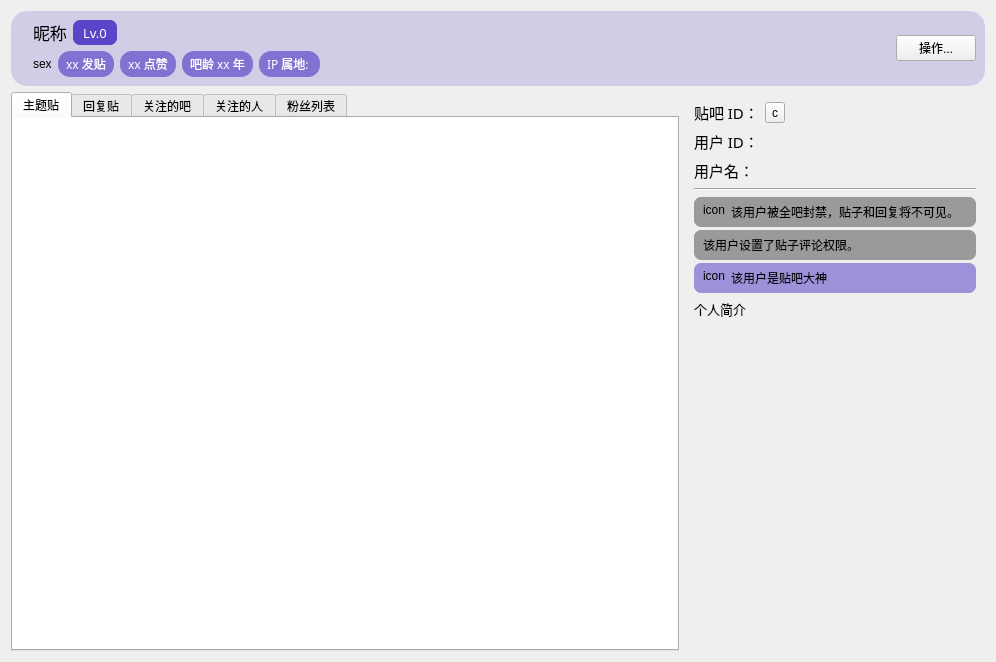
clb-128258/TiebaDesktop, file src/resf/user_home_page.ui: the form before one commit.
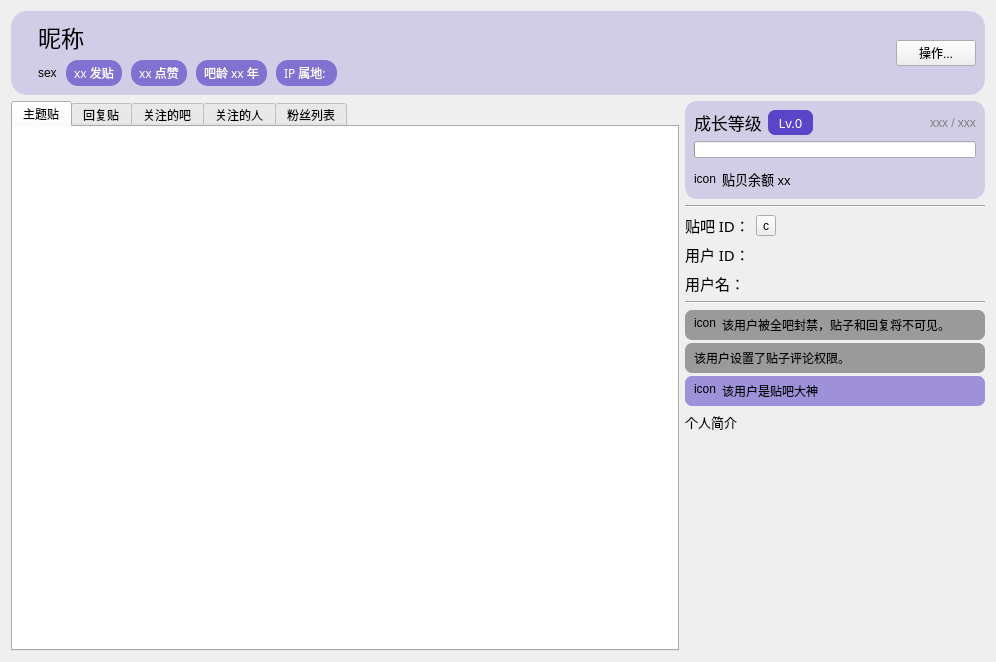
The form after the commit.

Commit message: feat: 个人主页新增成长等级卡片

What changed in the file:
```diff
--- a/src/resf/user_home_page.ui
+++ b/src/resf/user_home_page.ui
@@ -39,49 +39,33 @@
      <property name="frameShadow">
       <enum>QFrame::Raised</enum>
      </property>
+     <layout class="QGridLayout" name="gridLayout_9">
+      <item row="0" column="0">
      <layout class="QGridLayout" name="gridLayout_10">
-      <property name="leftMargin">
-       <number>9</number>
-      </property>
-      <property name="topMargin">
-       <number>9</number>
-      </property>
-      <property name="rightMargin">
-       <number>9</number>
-      </property>
-      <property name="bottomMargin">
-       <number>9</number>
-      </property>
       <property name="horizontalSpacing">
-       <number>9</number>
-      </property>
-      <item row="0" column="0">
-       <widget class="QFrame" name="frame_6">
-        <layout class="QGridLayout" name="gridLayout_9">
-         <property name="leftMargin">
-          <number>0</number>
-         </property>
-         <property name="topMargin">
-          <number>0</number>
-         </property>
-         <property name="rightMargin">
-          <number>0</number>
-         </property>
-         <property name="bottomMargin">
-          <number>0</number>
-         </property>
-         <item row="0" column="0" rowspan="3">
-          <widget class="QLabel" name="label">
+         <number>11</number>
+        </property>
+        <item row="0" column="1">
+         <widget class="QLabel" name="label_2">
+          <property name="font">
+           <font>
+            <family>微软雅黑</family>
+            <pointsize>17</pointsize>
+            <italic>false</italic>
+            <bold>false</bold>
+            <stylestrategy>PreferAntialias</stylestrategy>
+           </font>
+          </property>
            <property name="text">
-            <string/>
-           </property>
-           <property name="alignment">
-            <set>Qt::AlignCenter</set>
+           <string>昵称</string>
            </property>
           </widget>
          </item>
-         <item row="2" column="1">
+        <item row="1" column="1">
           <layout class="QHBoxLayout" name="horizontalLayout_4">
+          <property name="spacing">
+           <number>9</number>
+          </property>
            <item>
             <widget class="QLabel" name="label_13">
              <property name="text">
@@ -204,76 +188,19 @@
            </item>
           </layout>
          </item>
-         <item row="0" column="1" rowspan="2">
-          <layout class="QHBoxLayout" name="horizontalLayout">
-           <item>
-            <widget class="QLabel" name="label_2">
-             <property name="font">
-              <font>
-               <family>微软雅黑</family>
-               <pointsize>13</pointsize>
-              </font>
-             </property>
+        <item row="0" column="0" rowspan="2">
+         <widget class="QLabel" name="label">
              <property name="text">
-              <string>昵称</string>
-             </property>
-            </widget>
-           </item>
-           <item>
-            <widget class="QLabel" name="label_9">
-             <property name="minimumSize">
-              <size>
-               <width>44</width>
-               <height>20</height>
-              </size>
-             </property>
-             <property name="maximumSize">
-              <size>
-               <width>16777215</width>
-               <height>25</height>
-              </size>
-             </property>
-             <property name="font">
-              <font>
-               <family>微软雅黑</family>
-               <pointsize>10</pointsize>
-              </font>
-             </property>
-             <property name="toolTip">
-              <string>&lt;html&gt;&lt;head/&gt;&lt;body&gt;&lt;p&gt;贴吧成长等级&lt;/p&gt;&lt;/body&gt;&lt;/html&gt;</string>
-             </property>
-             <property name="styleSheet">
-              <string notr="true">QLabel{
-	background-color: rgb(91, 68, 200);
-	color: rgb(255, 255, 255);
-	border-radius: 7px;
-}
-</string>
-             </property>
-             <property name="text">
-              <string>Lv.0</string>
+           <string/>
              </property>
              <property name="alignment">
               <set>Qt::AlignCenter</set>
              </property>
             </widget>
            </item>
-           <item>
-            <spacer name="horizontalSpacer_2">
-             <property name="orientation">
-              <enum>Qt::Horizontal</enum>
-             </property>
-             <property name="sizeHint" stdset="0">
-              <size>
-               <width>40</width>
-               <height>20</height>
-              </size>
-             </property>
-            </spacer>
-           </item>
-          </layout>
-         </item>
-         <item row="0" column="2" rowspan="3">
+       </layout>
+      </item>
+      <item row="0" column="1">
           <widget class="QPushButton" name="pushButton">
            <property name="font">
             <font>
@@ -288,9 +215,6 @@
         </layout>
        </widget>
       </item>
-     </layout>
-    </widget>
-   </item>
    <item row="1" column="0">
     <widget class="QTabWidget" name="tabWidget">
      <property name="font">
@@ -775,65 +699,65 @@
         <x>0</x>
         <y>0</y>
         <width>300</width>
-        <height>564</height>
+        <height>556</height>
        </rect>
       </property>
-      <layout class="QGridLayout" name="gridLayout" rowstretch="0,0,0,0,0,0,0,0,0">
-       <item row="5" column="0">
+      <layout class="QGridLayout" name="gridLayout" rowstretch="0,0,0,0,0,0,0,0,0,0,0,0,0">
+       <property name="leftMargin">
+        <number>0</number>
+       </property>
+       <property name="topMargin">
+        <number>0</number>
+       </property>
+       <property name="rightMargin">
+        <number>0</number>
+       </property>
+       <property name="bottomMargin">
+        <number>0</number>
+       </property>
+       <item row="9" column="0">
         <widget class="Line" name="line">
          <property name="orientation">
           <enum>Qt::Horizontal</enum>
          </property>
         </widget>
        </item>
+       <item row="12" column="0">
+        <spacer name="verticalSpacer">
+         <property name="orientation">
+          <enum>Qt::Vertical</enum>
+         </property>
+         <property name="sizeHint" stdset="0">
+          <size>
+           <width>0</width>
+           <height>0</height>
+          </size>
+         </property>
+        </spacer>
+       </item>
+       <item row="3" column="0">
+        <widget class="QLabel" name="label_24">
+         <property name="font">
+          <font>
+           <family>微软雅黑</family>
+           <pointsize>11</pointsize>
+          </font>
+         </property>
+         <property name="styleSheet">
+          <string notr="true"/>
+         </property>
+         <property name="text">
+          <string>用户 ID：</string>
+         </property>
+         <property name="wordWrap">
+          <bool>false</bool>
+         </property>
+         <property name="textInteractionFlags">
+          <set>Qt::TextBrowserInteraction</set>
+         </property>
+        </widget>
+       </item>
        <item row="2" column="0">
-        <widget class="QLabel" name="label_25">
-         <property name="font">
-          <font>
-           <family>微软雅黑</family>
-           <pointsize>11</pointsize>
-          </font>
-         </property>
-         <property name="styleSheet">
-          <string notr="true"/>
-         </property>
-         <property name="text">
-          <string>用户名：</string>
-         </property>
-         <property name="wordWrap">
-          <bool>true</bool>
-         </property>
-         <property name="textInteractionFlags">
-          <set>Qt::TextBrowserInteraction</set>
-         </property>
-        </widget>
-       </item>
-       <item row="7" column="0">
-        <widget class="QLabel" name="label_6">
-         <property name="font">
-          <font>
-           <family>微软雅黑</family>
-           <pointsize>10</pointsize>
-          </font>
-         </property>
-         <property name="toolTip">
-          <string>&lt;html&gt;&lt;head/&gt;&lt;body&gt;&lt;p&gt;个人简介&lt;/p&gt;&lt;/body&gt;&lt;/html&gt;</string>
-         </property>
-         <property name="text">
-          <string>个人简介</string>
-         </property>
-         <property name="alignment">
-          <set>Qt::AlignLeading|Qt::AlignLeft|Qt::AlignTop</set>
-         </property>
-         <property name="wordWrap">
-          <bool>true</bool>
-         </property>
-         <property name="textInteractionFlags">
-          <set>Qt::TextBrowserInteraction</set>
-         </property>
-        </widget>
-       </item>
-       <item row="0" column="0">
         <widget class="QFrame" name="horizontalFrame">
          <property name="frameShape">
           <enum>QFrame::NoFrame</enum>
@@ -899,7 +823,7 @@
          </layout>
         </widget>
        </item>
-       <item row="6" column="0">
+       <item row="10" column="0">
         <widget class="QFrame" name="frame_8">
          <layout class="QVBoxLayout" name="verticalLayout_2">
           <property name="spacing">
@@ -929,7 +853,7 @@
 }</string>
             </property>
             <property name="frameShape">
-             <enum>QFrame::StyledPanel</enum>
+             <enum>QFrame::NoFrame</enum>
             </property>
             <property name="frameShadow">
              <enum>QFrame::Raised</enum>
@@ -981,7 +905,7 @@
 }</string>
             </property>
             <property name="frameShape">
-             <enum>QFrame::StyledPanel</enum>
+             <enum>QFrame::NoFrame</enum>
             </property>
             <property name="frameShadow">
              <enum>QFrame::Raised</enum>
@@ -1020,7 +944,7 @@
 }</string>
             </property>
             <property name="frameShape">
-             <enum>QFrame::StyledPanel</enum>
+             <enum>QFrame::NoFrame</enum>
             </property>
             <property name="frameShadow">
              <enum>QFrame::Raised</enum>
@@ -1063,21 +987,210 @@
          </layout>
         </widget>
        </item>
-       <item row="8" column="0">
-        <spacer name="verticalSpacer">
+       <item row="11" column="0">
+        <widget class="QLabel" name="label_6">
+         <property name="font">
+          <font>
+           <family>微软雅黑</family>
+           <pointsize>10</pointsize>
+          </font>
+         </property>
+         <property name="toolTip">
+          <string>&lt;html&gt;&lt;head/&gt;&lt;body&gt;&lt;p&gt;个人简介&lt;/p&gt;&lt;/body&gt;&lt;/html&gt;</string>
+         </property>
+         <property name="text">
+          <string>个人简介</string>
+         </property>
+         <property name="alignment">
+          <set>Qt::AlignLeading|Qt::AlignLeft|Qt::AlignTop</set>
+         </property>
+         <property name="wordWrap">
+          <bool>true</bool>
+         </property>
+         <property name="textInteractionFlags">
+          <set>Qt::TextBrowserInteraction</set>
+         </property>
+        </widget>
+       </item>
+       <item row="0" column="0">
+        <widget class="QFrame" name="frame_7">
+         <property name="styleSheet">
+          <string notr="true">QFrame#frame_7{
+	border-radius: 12px;
+	background-color: rgba(91, 68, 200, 50);
+}</string>
+         </property>
+         <property name="frameShape">
+          <enum>QFrame::NoFrame</enum>
+         </property>
+         <property name="frameShadow">
+          <enum>QFrame::Raised</enum>
+         </property>
+         <layout class="QGridLayout" name="gridLayout_16">
+          <item row="0" column="1">
+           <layout class="QHBoxLayout" name="horizontalLayout_3">
+            <item>
+             <widget class="QLabel" name="label_26">
+              <property name="maximumSize">
+               <size>
+                <width>16777215</width>
+                <height>25</height>
+               </size>
+              </property>
+              <property name="font">
+               <font>
+                <pointsize>13</pointsize>
+               </font>
+              </property>
+              <property name="text">
+               <string>成长等级</string>
+              </property>
+             </widget>
+            </item>
+            <item>
+             <widget class="QLabel" name="label_9">
+              <property name="minimumSize">
+               <size>
+                <width>45</width>
+                <height>25</height>
+               </size>
+              </property>
+              <property name="maximumSize">
+               <size>
+                <width>45</width>
+                <height>25</height>
+               </size>
+              </property>
+              <property name="font">
+               <font>
+                <family>微软雅黑</family>
+                <pointsize>10</pointsize>
+               </font>
+              </property>
+              <property name="toolTip">
+               <string/>
+              </property>
+              <property name="styleSheet">
+               <string notr="true">QLabel{
+	background-color: rgb(91, 68, 200);
+	color: rgb(255, 255, 255);
+	border-radius: 7px;
+}
+</string>
+              </property>
+              <property name="text">
+               <string>Lv.0</string>
+              </property>
+              <property name="alignment">
+               <set>Qt::AlignCenter</set>
+              </property>
+             </widget>
+            </item>
+            <item>
+             <spacer name="horizontalSpacer_4">
          <property name="orientation">
-          <enum>Qt::Vertical</enum>
+               <enum>Qt::Horizontal</enum>
          </property>
          <property name="sizeHint" stdset="0">
           <size>
+                <width>40</width>
+                <height>20</height>
+               </size>
+              </property>
+             </spacer>
+            </item>
+            <item>
+             <widget class="QLabel" name="label_27">
+              <property name="font">
+               <font>
+                <pointsize>9</pointsize>
+               </font>
+              </property>
+              <property name="styleSheet">
+               <string notr="true">QLabel{
+	color: grey;
+}</string>
+              </property>
+              <property name="text">
+               <string>xxx / xxx</string>
+              </property>
+              <property name="wordWrap">
+               <bool>false</bool>
+              </property>
+             </widget>
+            </item>
+           </layout>
+          </item>
+          <item row="1" column="1">
+           <widget class="QProgressBar" name="progressBar">
+            <property name="minimumSize">
+             <size>
            <width>0</width>
            <height>0</height>
           </size>
          </property>
-        </spacer>
-       </item>
-       <item row="1" column="0">
-        <widget class="QLabel" name="label_24">
+            <property name="maximumSize">
+             <size>
+              <width>16777215</width>
+              <height>17</height>
+             </size>
+            </property>
+            <property name="value">
+             <number>0</number>
+            </property>
+            <property name="textVisible">
+             <bool>false</bool>
+            </property>
+           </widget>
+          </item>
+          <item row="2" column="1">
+           <widget class="QFrame" name="horizontalFrame_2">
+            <layout class="QHBoxLayout" name="horizontalLayout_5" stretch="0,1">
+             <property name="leftMargin">
+              <number>0</number>
+             </property>
+             <property name="topMargin">
+              <number>5</number>
+             </property>
+             <property name="rightMargin">
+              <number>0</number>
+             </property>
+             <property name="bottomMargin">
+              <number>1</number>
+             </property>
+             <item>
+              <widget class="QLabel" name="label_29">
+               <property name="text">
+                <string>icon</string>
+               </property>
+              </widget>
+             </item>
+             <item>
+              <widget class="QLabel" name="label_28">
+               <property name="font">
+                <font>
+                 <pointsize>10</pointsize>
+                </font>
+               </property>
+               <property name="styleSheet">
+                <string notr="true"/>
+               </property>
+               <property name="text">
+                <string>贴贝余额 xx</string>
+               </property>
+               <property name="wordWrap">
+                <bool>false</bool>
+               </property>
+              </widget>
+             </item>
+            </layout>
+           </widget>
+          </item>
+         </layout>
+        </widget>
+       </item>
+       <item row="4" column="0">
+        <widget class="QLabel" name="label_25">
          <property name="font">
           <font>
            <family>微软雅黑</family>
@@ -1088,16 +1201,23 @@
           <string notr="true"/>
          </property>
          <property name="text">
-          <string>用户 ID：</string>
+          <string>用户名：</string>
          </property>
          <property name="wordWrap">
-          <bool>false</bool>
+          <bool>true</bool>
          </property>
          <property name="textInteractionFlags">
           <set>Qt::TextBrowserInteraction</set>
          </property>
         </widget>
        </item>
+       <item row="1" column="0">
+        <widget class="Line" name="line_2">
+         <property name="orientation">
+          <enum>Qt::Horizontal</enum>
+         </property>
+        </widget>
+       </item>
       </layout>
      </widget>
     </widget>
```
Left out of the diff: 9 changed lines with no effect on the pictures. Lines whose indentation alone changed are shown as unchanged. The commit also changes 7 other files.
